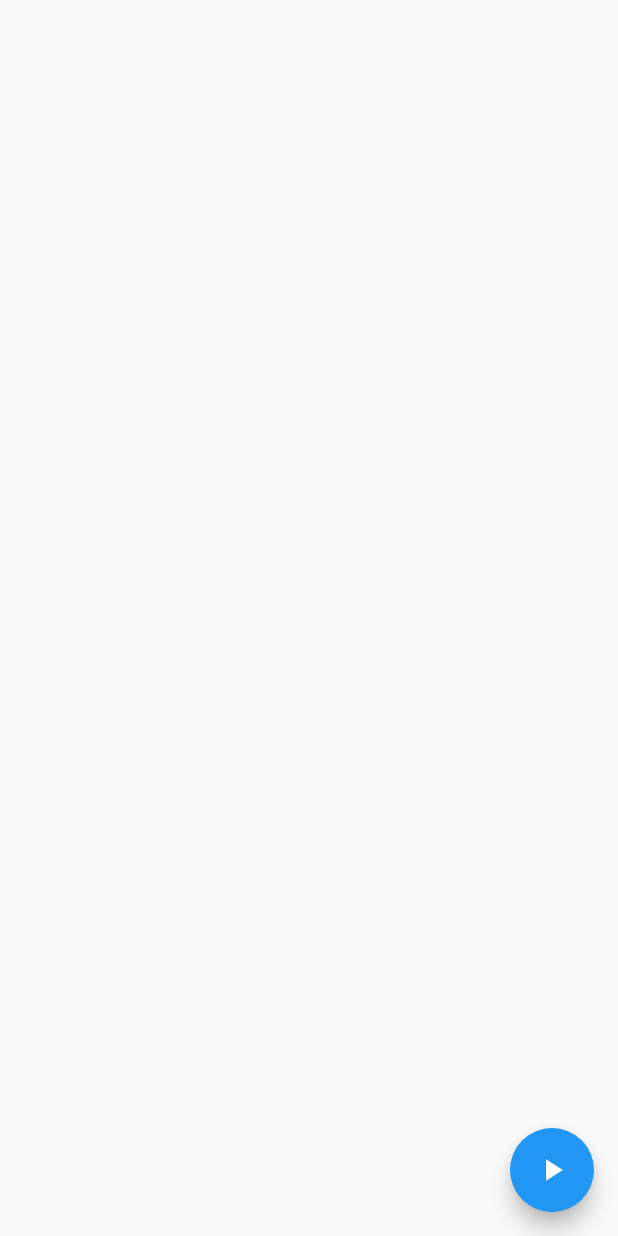
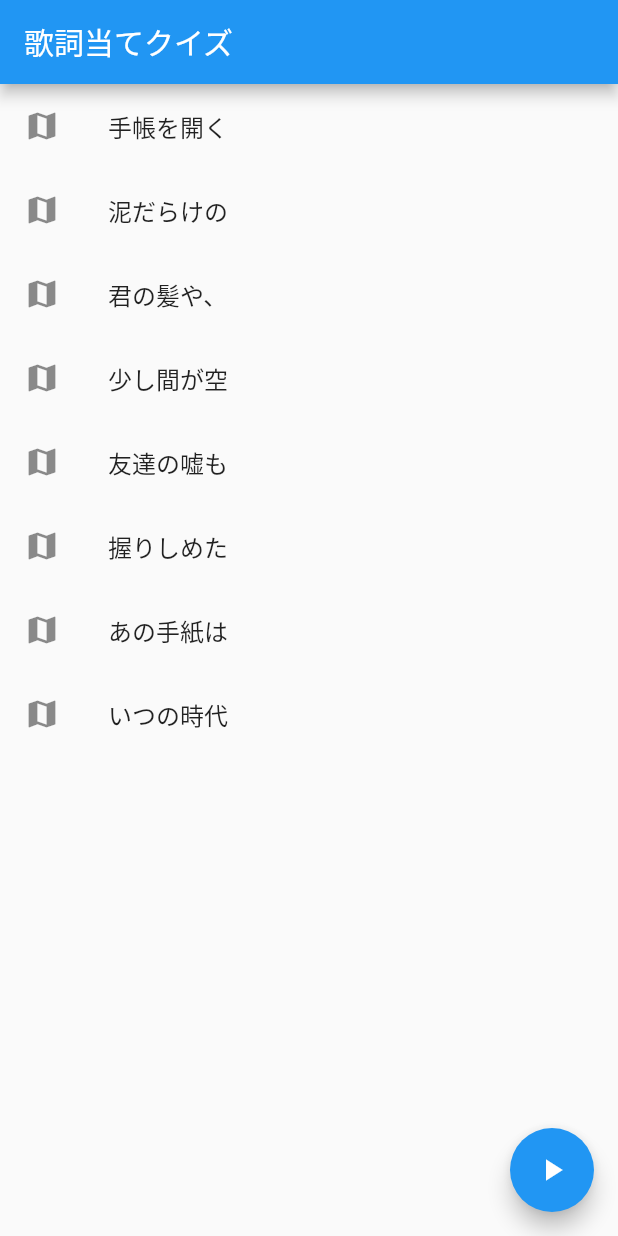
Before and after one commit to okashogo/lyrics_quiz, a Flutter app: the screen it shows after launch, after a tap on the "play arrow" icon, on a phone screen of 412 x 824 dp. Run offline on Flutter 3.47's test engine with Material 2 defaults, Android fonts, the light colour scheme and no system bars; our stand-ins replace flutter_tts.

Commit message:
歌詞のリスト化

```diff
--- a/lib/main.dart
+++ b/lib/main.dart
@@ -3,10 +3,43 @@ import 'package:flutter/material.dart';
 import 'package:flutter_tts/flutter_tts.dart';
 
 void main() {
-  WidgetsFlutterBinding.ensureInitialized();
-  final FlutterTts tts = FlutterTts();
+  final title = '歌詞当てクイズ';
   runApp(MaterialApp(
     home: Scaffold(
+      appBar: AppBar(
+        title: Text(title),
+      ),
+      body: ListView(
+          children: lyricsList
+              .map(
+                (lyrics) => ListTile(
+                  leading: Icon(
+                    Icons.map,
+                  ),
+                  title: Text(lyrics.substring(0, 5)),
+                  onTap: () => ttsSpeak(lyrics),
+                ),
+              )
+              .toList()),
+      // body: ListView(children: [
+      //   ListTile(
+      //     leading: Icon(
+      //       Icons.map,
+      //     ),
+      //     title: Text(lyricsList[0].substring(0, 5)),
+      //     onTap: () => ttsSpeak(0),
+      //   ),
+      //   ListTile(
+      //     leading: Icon(Icons.photo_album),
+      //     title: Text(lyricsList[1].substring(0, 5)),
+      //     onTap: () => ttsSpeak(1),
+      //   ),
+      //   ListTile(
+      //     leading: Icon(Icons.phone),
+      //     title: Text(lyricsList[2].substring(0, 5)),
+      //     onTap: () => ttsSpeak(2),
+      //   ),
+      // ]),
       floatingActionButton: FloatingActionButton(
         onPressed: () async {
           // await tts.setVoice({'name': 'ja-jp-x-jab-local', 'locale': 'ja-JP'});
@@ -14,18 +47,15 @@ void main() {
           // await tts.setVoice({'name': 'ja-jp-x-jac-local', 'locale': 'ja-JP'});
           // await tts.setVoice({'name': 'ja-jp-x-htm-local', 'locale': 'ja-JP'});
 
-          // speed調整
-          await tts.setSpeechRate(0.4);
-
           // text
-          await tts.speak(
-                '手帳を開くと、もう、'
-                '2年たつなぁって、'
-                'やっぱり、実感するね、、'
-                'なんだか、照れたりするね、、'
-                'そういや、ひどいこともされたし、、'
-                'ひどいことも、いったし、、',
-          );
+          // await tts.speak(
+          //       '手帳を開くと、もう、'
+          //       '2年たつなぁって、'
+          //       'やっぱり、実感するね、、'
+          //       'なんだか、照れたりするね、、'
+          //       'そういや、ひどいこともされたし、、'
+          //       'ひどいことも、いったし、、',
+          // );
         },
         child: Icon(Icons.play_arrow),
       ),
@@ -33,6 +63,50 @@ void main() {
   ));
 }
 
+ttsSpeak(String text) async {
+  WidgetsFlutterBinding.ensureInitialized();
+  final FlutterTts tts = FlutterTts();
+  await tts.setSpeechRate(0.4);
+  await tts.speak(text);
+}
+
+const List<String> lyricsList = const <String>[
+  '手帳を開くと、もう、'
+      '2年たつなぁって、'
+      'やっぱり、実感するね、、'
+      'なんだか、照れたりするね、、'
+      'そういや、ひどいこともされたし、、'
+      'ひどいことも、いったし、、',
+  '泥だらけの、走馬灯に酔う、こわばる心、'
+      '震える手は、掴みたいものがある、それだけさ、、'
+      '夜の匂いに、空睨んでも、'
+      '変わっていけるのは、自分自身だけ、それだけさ',
+  '君の髪や、瞳だけで、胸が痛いよ、、'
+      '同じ時を、吸いこんで、離したくないよ、、'
+      '遥か昔から知る、その声に、'
+      '生まれて、はじめて、何を言えばいい？',
+  '少し間が空いて、君がうなずいて、僕らの心、満たされてく、あいで、'
+      'ぼくらまだ旅の途中で、またこれから先も、'
+      '何十年続いていけるような未来へ',
+  '友達の嘘も、'
+      '転がされる愛も、'
+      '何から信じていいんでしょうね、、'
+      '大人になってもきっと、'
+      '宝物は褪せないよ、'
+      '大丈夫だから、'
+      '今わさ、'
+      '青に飛び込んで居よう',
+  '握りしめた手、離すことなく、思いは強く、永遠誓う、、'
+      '永遠の淵、きっと僕は言う、思い変わらず、同じ言葉を、'
+      'それでも足りず、涙にかわり、喜びになり、'
+      '言葉にできず、ただ抱きしめる',
+  'あの手紙は、すぐにでも、捨てて欲しい、と言ったのに、'
+      '少しだけ眠い、冷たい水で、こじあけて、'
+      '今、せかされるように、飛ばされるように、通り過ぎてく',
+  'いつの時代も、悲しみを、避けては、通れないけれど、'
+      '笑顔を見せて、今を生きていこう、'
+      '今を生きていこう',
+];
 // void main() {
 //   runApp(MyApp());
 // }
@@ -90,7 +164,6 @@ class _MyHomePageState extends State<MyHomePage> {
       // called again, and so nothing would appear to happen.
       _counter++;
     });
-
   }
 
   @override
```
Also changed, not shown: 1 other file.
